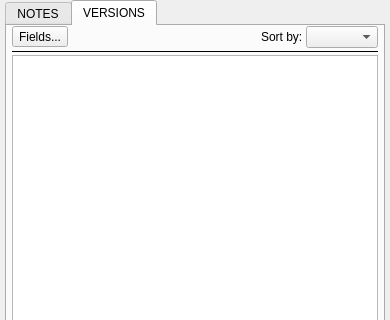
Qt form resources/details_panel_widget.ui (shotgunsoftware/tk-rv-shotgunreview) before a commit; both pictures show x 0 to 390 and y 0 to 320 of the 390 by 737 pixel window.
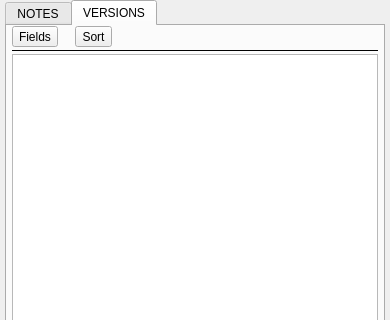
The same form after that commit. The open tabs and pages were chosen to show the change. Icons and pictures are not drawn. Custom widgets are drawn as their Qt base class.

Commit message: Changes sorting to be a button/menu instead of a combobox. Implements filtering.

Patch:
```diff
--- a/resources/details_panel_widget.ui
+++ b/resources/details_panel_widget.ui
@@ -309,14 +309,101 @@
            <number>0</number>
           </property>
           <item>
-           <widget class="QToolButton" name="version_fields_button">
-            <property name="text">
-             <string>Fields...</string>
+           <layout class="QHBoxLayout" name="horizontalLayout_3">
+            <property name="spacing">
+             <number>10</number>
             </property>
-            <property name="popupMode">
-             <enum>QToolButton::InstantPopup</enum>
+            <property name="rightMargin">
+             <number>0</number>
             </property>
-           </widget>
+            <item>
+             <layout class="QHBoxLayout" name="horizontalLayout_6">
+              <property name="spacing">
+               <number>0</number>
+              </property>
+              <property name="leftMargin">
+               <number>0</number>
+              </property>
+              <item>
+               <widget class="QToolButton" name="version_fields_button">
+                <property name="text">
+                 <string>Fields</string>
+                </property>
+                <property name="popupMode">
+                 <enum>QToolButton::InstantPopup</enum>
+                </property>
+                <property name="toolButtonStyle">
+                 <enum>Qt::ToolButtonTextBesideIcon</enum>
+                </property>
+               </widget>
+              </item>
+              <item>
+               <widget class="QLabel" name="label">
+                <property name="maximumSize">
+                 <size>
+                  <width>8</width>
+                  <height>8</height>
+                 </size>
+                </property>
+                <property name="text">
+                 <string/>
+                </property>
+                <property name="pixmap">
+                 <pixmap resource="resources.qrc">:/tk-rv-shotgunreview/arrow.png</pixmap>
+                </property>
+                <property name="scaledContents">
+                 <bool>true</bool>
+                </property>
+                <property name="alignment">
+                 <set>Qt::AlignCenter</set>
+                </property>
+               </widget>
+              </item>
+             </layout>
+            </item>
+            <item>
+             <layout class="QHBoxLayout" name="horizontalLayout_7">
+              <property name="spacing">
+               <number>0</number>
+              </property>
+              <property name="leftMargin">
+               <number>0</number>
+              </property>
+              <property name="rightMargin">
+               <number>0</number>
+              </property>
+              <item>
+               <widget class="QToolButton" name="version_sort_button">
+                <property name="text">
+                 <string>Sort</string>
+                </property>
+                <property name="popupMode">
+                 <enum>QToolButton::InstantPopup</enum>
+                </property>
+               </widget>
+              </item>
+              <item>
+               <widget class="QLabel" name="label_2">
+                <property name="maximumSize">
+                 <size>
+                  <width>8</width>
+                  <height>8</height>
+                 </size>
+                </property>
+                <property name="text">
+                 <string/>
+                </property>
+                <property name="pixmap">
+                 <pixmap resource="resources.qrc">:/tk-rv-shotgunreview/arrow.png</pixmap>
+                </property>
+                <property name="scaledContents">
+                 <bool>true</bool>
+                </property>
+               </widget>
+              </item>
+             </layout>
+            </item>
+           </layout>
           </item>
           <item>
            <spacer name="horizontalSpacer">
@@ -332,34 +419,7 @@
            </spacer>
           </item>
           <item>
-           <layout class="QHBoxLayout" name="horizontalLayout_3">
-            <property name="spacing">
-             <number>3</number>
-            </property>
-            <property name="rightMargin">
-             <number>0</number>
-            </property>
-            <item>
-             <widget class="QLabel" name="label">
-              <property name="text">
-               <string>Sort by:</string>
-              </property>
-             </widget>
-            </item>
-            <item>
-             <widget class="QComboBox" name="version_sort_by_field">
-              <property name="sizePolicy">
-               <sizepolicy hsizetype="Minimum" vsizetype="Fixed">
-                <horstretch>0</horstretch>
-                <verstretch>0</verstretch>
-               </sizepolicy>
-              </property>
-              <property name="sizeAdjustPolicy">
-               <enum>QComboBox::AdjustToContents</enum>
-              </property>
-             </widget>
-            </item>
-           </layout>
+           <widget class="SearchWidget" name="version_search" native="true"/>
           </item>
          </layout>
         </widget>
@@ -409,6 +469,12 @@
    <header>..list_item_widget</header>
    <container>1</container>
   </customwidget>
+  <customwidget>
+   <class>SearchWidget</class>
+   <extends>QWidget</extends>
+   <header>..qtwidgets</header>
+   <container>1</container>
+  </customwidget>
  </customwidgets>
  <resources>
   <include location="../../tk-multi-shotgunpanel/resources/resources.qrc"/>
```
The commit also changes 8 other files.
